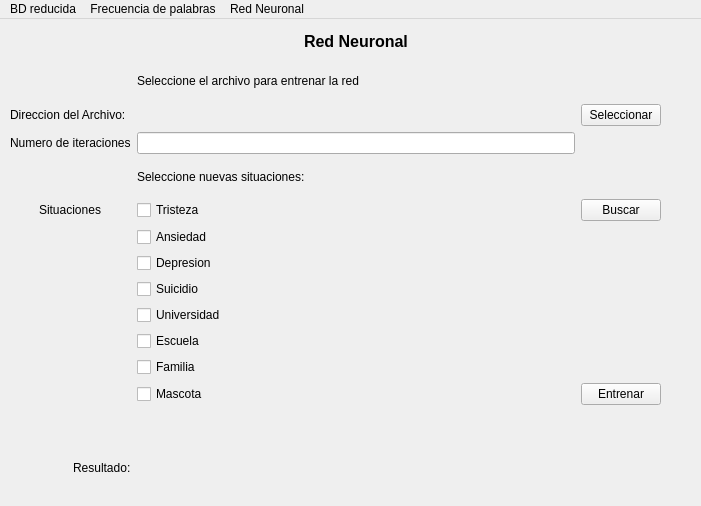
Qt form Vista/ventana.ui (Edson-MT1/topicos-programa-python) before a commit.
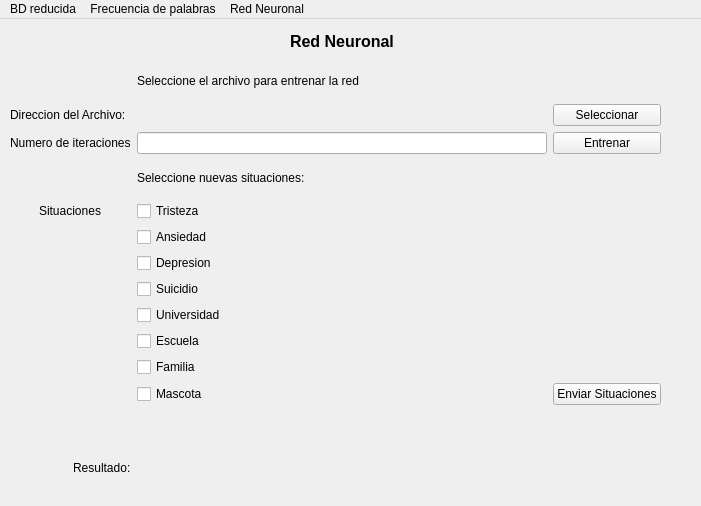
The same form after that commit.

Commit message: Modificación en interfaz

```diff
--- a/Vista/ventana.ui
+++ b/Vista/ventana.ui
@@ -185,13 +185,6 @@
          </property>
         </widget>
        </item>
-       <item row="6" column="2">
-        <widget class="QPushButton" name="pushButtonBuscar_DataSet">
-         <property name="text">
-          <string>Buscar</string>
-         </property>
-        </widget>
-       </item>
        <item row="0" column="1" alignment="Qt::AlignHCenter">
         <widget class="QLabel" name="label_11">
          <property name="font">
@@ -248,13 +241,6 @@
          </property>
         </widget>
        </item>
-       <item row="13" column="2">
-        <widget class="QPushButton" name="pushButtonEntrenar">
-         <property name="text">
-          <string>Entrenar</string>
-         </property>
-        </widget>
-       </item>
        <item row="2" column="0" alignment="Qt::AlignLeft">
         <widget class="QLabel" name="label_4">
          <property name="text">
@@ -314,6 +300,20 @@
          </property>
         </widget>
        </item>
+       <item row="13" column="2">
+        <widget class="QPushButton" name="pushButtonBuscar_DataSet">
+         <property name="text">
+          <string>Enviar Situaciones</string>
+         </property>
+        </widget>
+       </item>
+       <item row="3" column="2">
+        <widget class="QPushButton" name="pushButtonEntrenar">
+         <property name="text">
+          <string>Entrenar</string>
+         </property>
+        </widget>
+       </item>
       </layout>
      </widget>
     </widget>
```
The commit also changes 2 other files.
